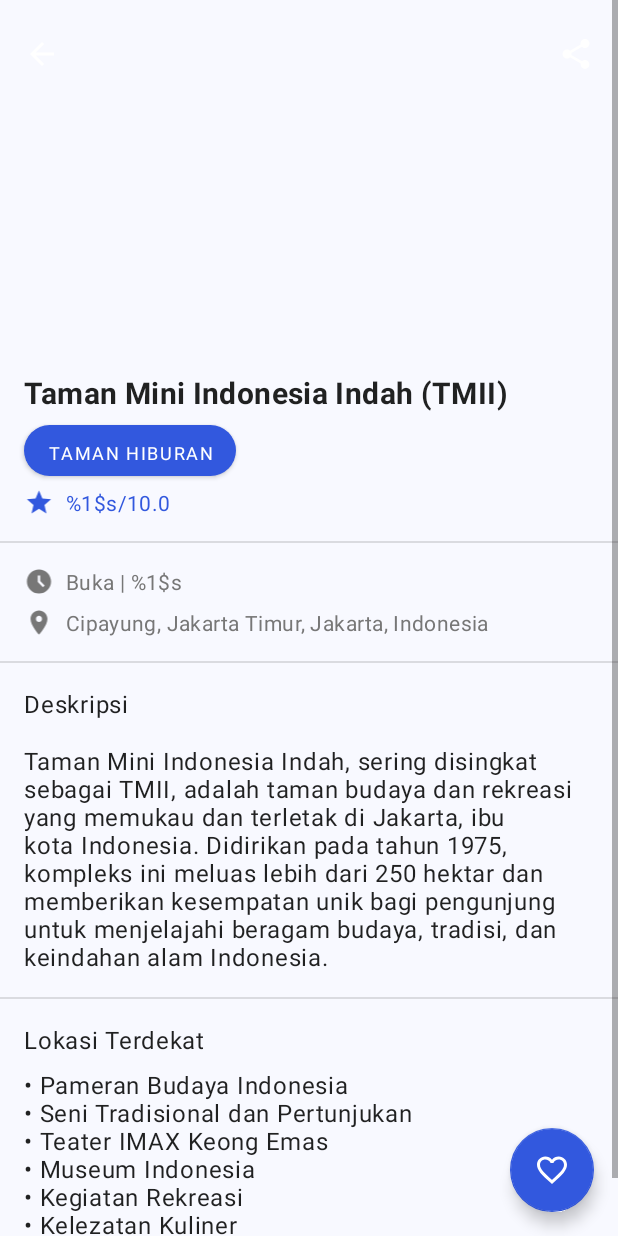
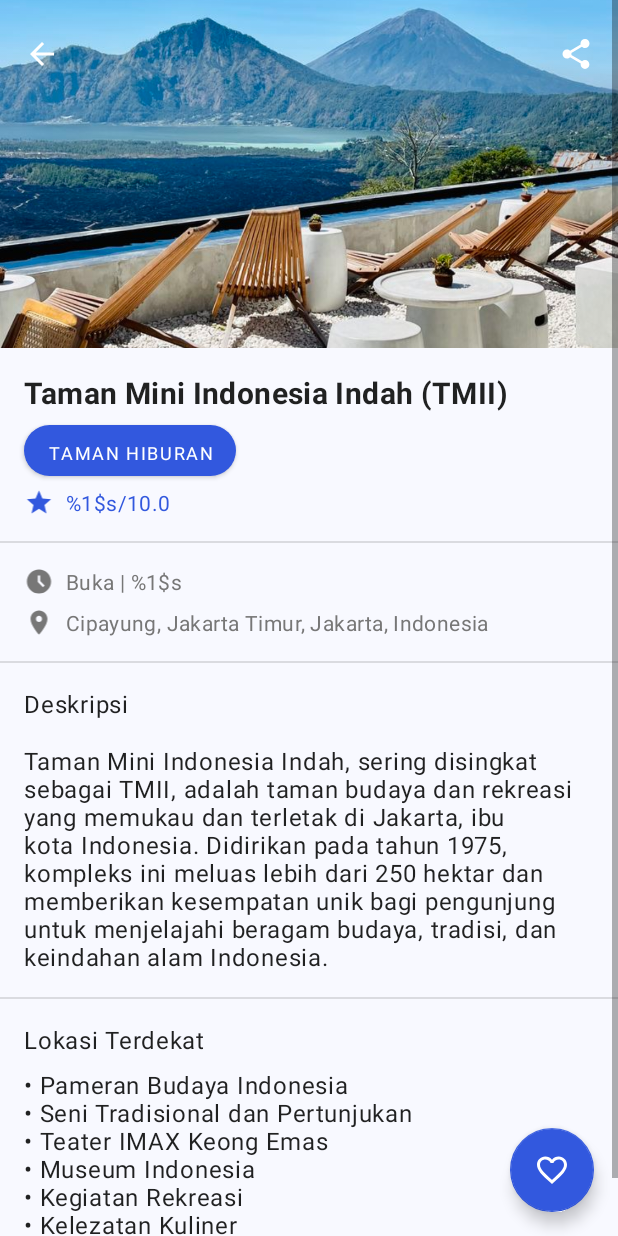
Before and after one commit to Wanderlust-Bangkit/wanderlust-md, an Android app: the DestinationDetailActivity screen opened directly, with no data from a screen before it, on a phone screen of 412 x 824 dp. Run offline under Robolectric (Android 15) with nearby library versions, the phone set to English and light mode, and no system bars; Roboto replaces fonts that are not available here.

Commit message:
feat:detail fix imageview

```diff
--- a/app/src/main/res/layout/activity_destination_detail.xml
+++ b/app/src/main/res/layout/activity_destination_detail.xml
@@ -31,7 +31,8 @@
                 app:layout_constraintStart_toStartOf="parent"
                 app:layout_constraintTop_toTopOf="parent"
                 app:layout_constraintVertical_bias="0.0"
-                tools:src="@drawable/image" />
+                android:src="@drawable/image"
+                />
 
             <ImageView
                 android:id="@+id/action_back"
```
